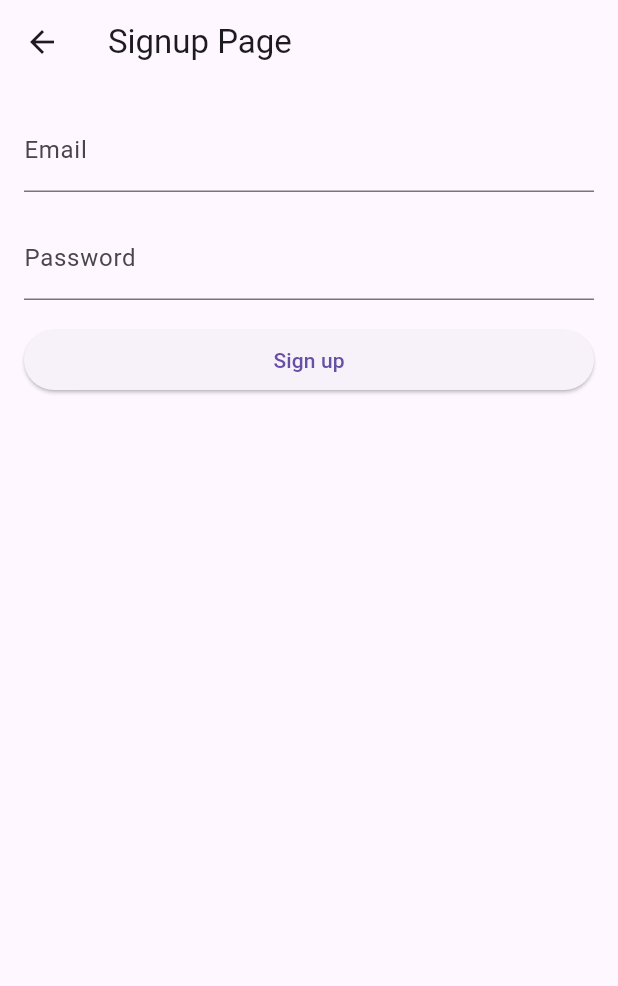
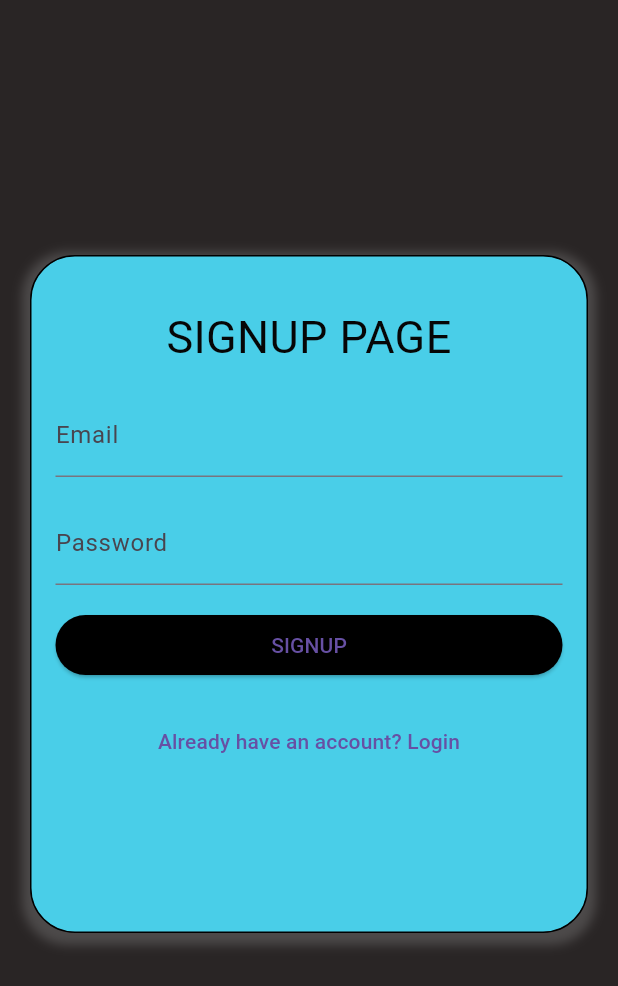
Before and after one commit to mohit-work/aqua, a Flutter app: the SignupPage screen opened by its route, on a phone screen of 412 x 824 dp. Shown: the top 986 px of the screen. Run offline on Flutter 3.47's test engine with Material 3 defaults, Android fonts, the phone set to English and light mode, and no system bars; our stand-ins replace firebase_core, fl_chart; accounts and stored records are empty.

Commit message:
"17:05 -abbas"

```diff
--- a/lib/login.dart
+++ b/lib/login.dart
@@ -20,8 +20,8 @@ class _LoginPageState extends State<LoginPage> {
 @override
 Widget build(BuildContext context) {
   return Scaffold(
-
-    backgroundColor: Color.fromARGB(255, 61, 199, 199),
+    appBar: AppBar(backgroundColor: Color.fromARGB(255, 40, 39, 39),),
+    backgroundColor: Color.fromARGB(255, 5, 5, 5),
     body: Padding(
       padding: const EdgeInsets.only(top:170.0,left:20,right:20,),
       child: Container(
@@ -34,7 +34,7 @@ Widget build(BuildContext context) {
                       offset: Offset(0, 3),
                     ),
                   ],
-          color: Colors.black,
+          color: Color.fromARGB(255, 36, 33, 33),
           borderRadius: BorderRadius.circular(30),
           border: Border.all(width: 1), // Add border to the container
         ),
--- a/lib/signup.dart
+++ b/lib/signup.dart
@@ -1,4 +1,5 @@
 import 'package:flutter/material.dart';
+import 'login.dart';
 
 class SignupPage extends StatefulWidget {
   @override
@@ -10,27 +11,56 @@ class _SignupPageState extends State<SignupPage> {
   TextEditingController _emailController = TextEditingController();
   TextEditingController _passwordController = TextEditingController();
 
-  void _signup() {
+  void _login() {
     if (_formKey.currentState!.validate()) {
-      // Perform signup
-      print('Signup successful');
+      // Perform login
+      print('Login successful');
     }
   }
 
   @override
   Widget build(BuildContext context) {
     return Scaffold(
-      appBar: AppBar(
-        title: Text('Signup Page'),
+      backgroundColor: Color.fromARGB(255, 41, 37, 37),
+      body: Padding(
+        padding: const EdgeInsets.only(
+          top: 170.0,
+          left: 20,
+          right: 20,
         ),
-      body: Padding(
+        child: Container(
+          decoration: BoxDecoration(
+            boxShadow: [
+              BoxShadow(
+                color: Colors.grey.withOpacity(0.3),
+                spreadRadius: 5,
+                blurRadius: 5,
+                offset: Offset(0, 3),
+              ),
+            ],
+            color: Color.fromARGB(255, 73, 206, 232),
+            borderRadius: BorderRadius.circular(30),
+            border: Border.all(width: 1), // Add border to the container
+          ),
+          child: SizedBox(
+            height: 450, // Set a fixed height for the Container
+            child: Padding(
               padding: EdgeInsets.all(16.0),
               child: Form(
                 key: _formKey,
                 child: Column(
                   crossAxisAlignment: CrossAxisAlignment.stretch,
                   children: <Widget>[
+                    SizedBox(height: 16),
+                    Text(
+                      "SIGNUP PAGE",
+                      style: TextStyle(
+                          color: Color.fromARGB(255, 6, 6, 6), fontSize: 30),
+                      textAlign: TextAlign.center,
+                    ),
+                    SizedBox(height: 16),
                     TextFormField(
+                      style: TextStyle(color: Color.fromARGB(255, 11, 11, 11)),
                       controller: _emailController,
                       keyboardType: TextInputType.emailAddress,
                       decoration: InputDecoration(labelText: 'Email'),
@@ -43,6 +73,7 @@ class _SignupPageState extends State<SignupPage> {
                     ),
                     SizedBox(height: 16.0),
                     TextFormField(
+                      style: TextStyle(color: Color.fromARGB(255, 15, 15, 15)),
                       controller: _passwordController,
                       obscureText: true,
                       decoration: InputDecoration(labelText: 'Password'),
@@ -55,10 +86,31 @@ class _SignupPageState extends State<SignupPage> {
                     ),
                     SizedBox(height: 16.0),
                     ElevatedButton(
-                onPressed: _signup,
-                child: Text('Sign up'),
+                      style: ElevatedButton.styleFrom(
+                        backgroundColor: Colors
+                            .black, // Set the background color of the button
+                      ),
+                      onPressed: _login,
+                      child: Text('SIGNUP'),
+                    ),
+                    SizedBox(height: 16.0),
+                    TextButton(
+                      onPressed: () {
+                  Navigator.push(
+                    context,
+                    MaterialPageRoute(
+                      builder: (context) =>
+                          LoginPage(),
+                    ),
+                  );
+                      },
+                      child: Text(
+                          'Already have an account? Login'), // Change the text here if needed
                     ),
                   ],
+                ),
+              ),
+            ),
           ),
         ),
       ),
```
Lines whose indentation alone changed are shown as unchanged.
